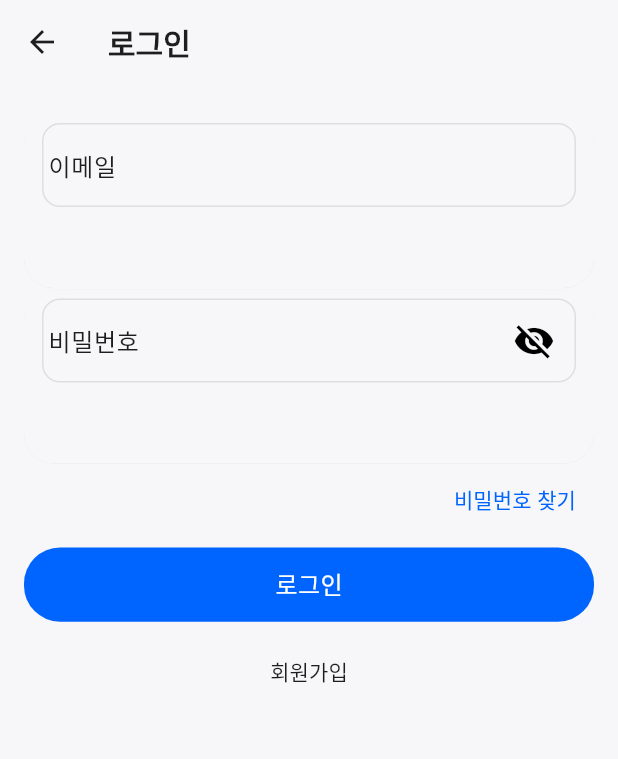
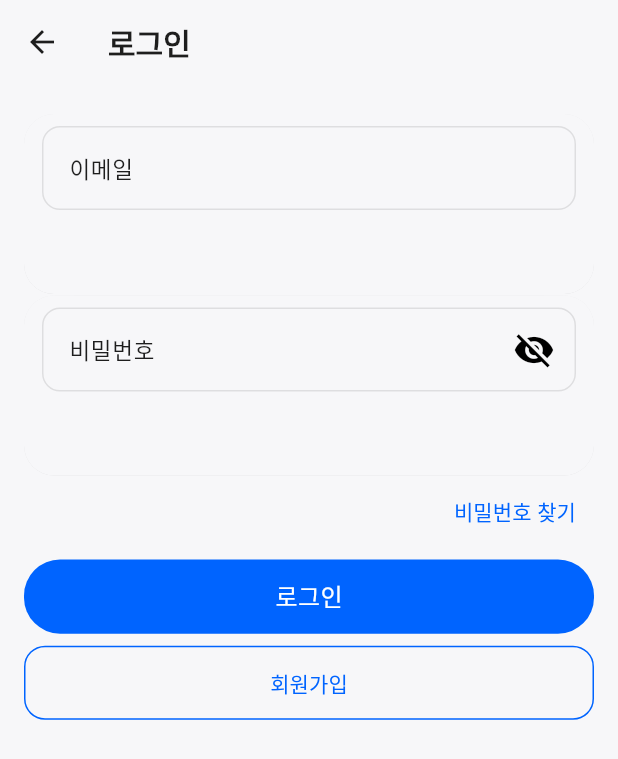
Before and after one commit to duckptr/haru_diary, a Flutter app: the AuthScreen screen opened by its route, on a phone screen of 412 x 824 dp. Shown: the top 759 px of the screen. Run offline on Flutter 3.47's test engine with Material 3 defaults, Android fonts, the phone set to English and light mode, and no system bars; our stand-ins replace cloud_firestore, firebase_auth, firebase_core, firebase_storage, fl_chart, flutter_dotenv and 6 more; accounts and stored records are empty.

Commit message:
로그인 페이지 수정

```diff
--- a/lib/screens/auth_screen.dart
+++ b/lib/screens/auth_screen.dart
@@ -1,7 +1,7 @@
 import 'package:flutter/material.dart';
 import 'package:firebase_auth/firebase_auth.dart';
 import '../widgets/bouncy_async_button.dart';
-import '../widgets/bouncy_button.dart';
+// import '../widgets/bouncy_button.dart'; // 회원가입 버튼을 OutlinedButton으로 변경하며 제거
 import 'package:haru_diary/widgets/cloud_card.dart';
 
 class AuthScreen extends StatefulWidget {
@@ -17,7 +17,7 @@ class _AuthScreenState extends State<AuthScreen> {
   bool _obscurePwd = true;
   String _error = '';
 
-  static const double _fieldHeight = 104; // 입력 박스 2배 높이
+  static const double _fieldHeight = 104; // 입력 박스 2배 높이 (유지)
 
   @override
   void dispose() {
@@ -35,7 +35,6 @@ class _AuthScreenState extends State<AuthScreen> {
 
   void _goHome() {
     if (!mounted) return;
-    // ✅ 보너스: 스택 비우고 홈을 루트로
     Navigator.pushNamedAndRemoveUntil(context, '/home', (route) => false);
   }
 
@@ -68,7 +67,7 @@ class _AuthScreenState extends State<AuthScreen> {
     }
   }
 
-  // 공통 입력 박스
+  // 공통 입력 박스 (필드 내부 왼쪽 여백 강화, 바깥 패딩은 원래 감각으로 복구)
   Widget _inputBox({
     required TextEditingController controller,
     required String label,
@@ -82,7 +81,8 @@ class _AuthScreenState extends State<AuthScreen> {
     final cs = Theme.of(context).colorScheme;
     return CloudCard(
       radius: 20,
-      padding: const EdgeInsets.fromLTRB(12, 6, 12, 6),
+      // 바깥 패딩: 좌우 12로 복구
+      padding: const EdgeInsets.fromLTRB(12, 8, 12, 8),
       child: SizedBox(
         height: _fieldHeight,
         child: TextField(
@@ -93,21 +93,27 @@ class _AuthScreenState extends State<AuthScreen> {
           onSubmitted: onSubmitted,
           maxLines: 1,
           textAlignVertical: TextAlignVertical.center,
+          // 본문 폰트 17로 미세 다운
           style: Theme.of(context).textTheme.bodyMedium?.copyWith(
                 color: cs.onSurface,
                 height: 1.3,
-                fontSize: 18,
+                fontSize: 17,
               ),
           decoration: InputDecoration(
             floatingLabelBehavior: FloatingLabelBehavior.never,
             labelText: label,
-            labelStyle: Theme.of(context).textTheme.bodyLarge?.copyWith(fontSize: 16),
+            // 라벨/힌트 15로 미세 다운
+            labelStyle: Theme.of(context).textTheme.bodyLarge?.copyWith(fontSize: 15),
             hintText: hint,
-            hintStyle: Theme.of(context).textTheme.bodyLarge?.copyWith(fontSize: 16, color: cs.outline),
+            hintStyle: Theme.of(context).textTheme.bodyLarge?.copyWith(
+                  fontSize: 15,
+                  color: cs.outline,
+                ),
             filled: false,
             border: InputBorder.none,
             isDense: true,
-            contentPadding: EdgeInsets.zero,
+            // ✨ 필드 내부 왼쪽 여백 확대(붙어보임 해소의 핵심)
+            contentPadding: const EdgeInsets.only(left: 14, right: 0),
             suffixIcon: suffix ?? const SizedBox.shrink(),
             suffixIconConstraints: const BoxConstraints.tightFor(width: 56, height: 56),
           ),
@@ -137,24 +143,24 @@ class _AuthScreenState extends State<AuthScreen> {
               _inputBox(
                 controller: _emailCtrl,
                 label: '이메일',
-                hint: 'example@google.com',
+                hint: 'example@gmail.com',
                 keyboardType: TextInputType.emailAddress,
                 textInputAction: TextInputAction.next,
                 onSubmitted: (_) => FocusScope.of(context).nextFocus(),
               ),
-              const SizedBox(height: 1),
+              const SizedBox(height: 1), // ⬅️ 세로 간격 유지
 
-              // 비밀번호 (토글 반영)
+              // 비밀번호
               _inputBox(
                 controller: _pwdCtrl,
                 label: '비밀번호',
                 hint: '********',
-                obscure: _obscurePwd, // ✅ 토글 적용
+                obscure: _obscurePwd,
                 textInputAction: TextInputAction.done,
                 onSubmitted: (_) async {
                   try {
                     await _submit();
-                    _goHome(); // ✅ 엔터로 로그인 성공 시 바로 홈
+                    _goHome();
                   } on FirebaseAuthException catch (e) {
                     if (!mounted) return;
                     setState(() => _error = e.message ?? '알 수 없는 오류 발생');
@@ -198,20 +204,27 @@ class _AuthScreenState extends State<AuthScreen> {
                       rethrow; // 실패 상태를 버튼에 전달
                     }
                   },
-                  onFinished: _goHome, // ✅ 보너스 적용(스택 비우고 홈으로)
+                  onFinished: _goHome,
                 ),
               ),
               const SizedBox(height: 8),
 
-              // 회원가입 (보조 버튼)
+              // 회원가입 (보조 버튼) — 테마색 얇은 테두리 & 동일 색 텍스트
               SizedBox(
                 width: double.infinity,
                 height: buttonHeight,
-                child: BouncyButton(
-                  text: '회원가입',
-                  color: cs.surfaceVariant,
-                  textStyle: theme.textTheme.labelLarge?.copyWith(color: cs.onSurface),
+                child: OutlinedButton(
                   onPressed: () => Navigator.pushNamed(context, '/signup'),
+                  style: OutlinedButton.styleFrom(
+                    side: BorderSide(color: cs.primary, width: 1),
+                    foregroundColor: cs.primary,
+                    backgroundColor: Colors.transparent,
+                    shape: RoundedRectangleBorder(
+                      borderRadius: BorderRadius.circular(14),
+                    ),
+                    textStyle: theme.textTheme.labelLarge,
+                  ),
+                  child: const Text('회원가입'),
                 ),
               ),
 
@@ -224,8 +237,6 @@ class _AuthScreenState extends State<AuthScreen> {
                     textAlign: TextAlign.center,
                   ),
                 ),
-
-              // 🔻 구글 로그인 섹션 제거됨
             ],
           ),
         ),
--- /dev/null
+++ b/lib/utils/validators.dart
@@ -0,0 +1,6 @@
+class Validators {
+  // 한글/영문/숫자/_ 2~20자
+  static final RegExp _nickRe = RegExp(r'^[A-Za-z0-9_가-힣]{2,20}$');
+
+  static bool isNicknameValid(String s) => _nickRe.hasMatch(s);
+}
```
Also changed, not shown: lib/screens/fix_profile_screen.dart (+133 -48 lines), lib/screens/sign_screen.dart (+17 -33 lines).
